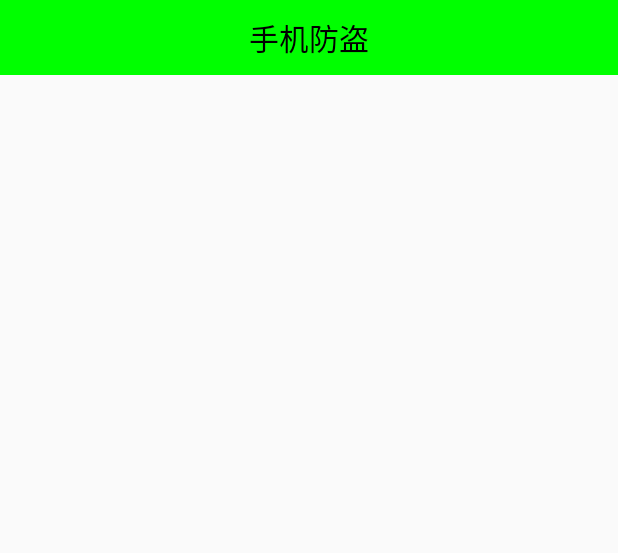
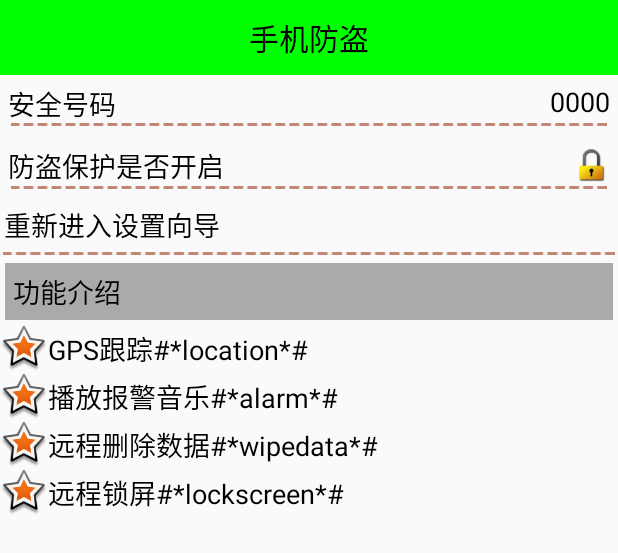
Before and after one commit to gogoDoPeter/mobileSafeSample, an Android app: the layout activity_setup_over.xml on its own in the app's theme, with its tools: preview values and no code run, on a phone screen of 412 x 824 dp. Shown: the top 553 px of the screen. Run offline under Robolectric (Android 15) with nearby library versions, the phone set to English and light mode, and no system bars.

Commit message:
listen sim change and send message to safe number

```diff
--- a/app/src/main/AndroidManifest.xml
+++ b/app/src/main/AndroidManifest.xml
@@ -11,11 +11,12 @@
         两个一起设置才能隐藏标题栏
     -->
     <uses-permission android:name="android.permission.INTERNET" />
-    <uses-permission android:name="android.permission.READ_PHONE_STATE" />
+    <uses-permission android:name="android.permission.SEND_SMS" />
     <uses-permission android:name="android.permission.WRITE_EXTERNAL_STORAGE" /> <!-- 需要动态添加运行时权限 -->
     <uses-permission android:name="android.permission.REQUEST_INSTALL_PACKAGES" />
     <uses-permission android:name="android.permission.READ_PHONE_STATE" />
     <uses-permission android:name="android.permission.READ_CONTACTS" />
+    <uses-permission android:name="android.permission.RECEIVE_BOOT_COMPLETED"></uses-permission>
 
     <application
         android:allowBackup="true"
@@ -42,6 +43,12 @@
         <activity android:name=".activity.Setup3Activity" />
         <activity android:name=".activity.Setup4Activity" />
         <activity android:name=".activity.ContactListActivity" />
+
+        <receiver android:name=".receiver.BootReceiver">
+            <intent-filter>
+                <action android:name="android.intent.action.BOOT_COMPLETED"/>
+            </intent-filter>
+        </receiver>
     </application>
 
 </manifest>
--- a/app/src/main/java/com/lezhitech/mobilesafe/activity/SetupOverActivity.java
+++ b/app/src/main/java/com/lezhitech/mobilesafe/activity/SetupOverActivity.java
@@ -3,6 +3,8 @@
 import android.app.Activity;
 import android.content.Intent;
 import android.os.Bundle;
+import android.view.View;
+import android.widget.TextView;
 
 import com.lezhitech.mobilesafe.R;
 import com.lezhitech.mobilesafe.utils.ConstantValue;
@@ -10,6 +12,10 @@
 
 
 public class SetupOverActivity extends Activity {
+
+    private TextView tv_safe_phone_number;
+    private TextView tv_reset_setup;
+
     @Override
     protected void onCreate( Bundle savedInstanceState) {
         super.onCreate(savedInstanceState);
@@ -21,5 +27,24 @@
             startActivity(intent);
             finish();
         }
+        initUI();
+    }
+
+    /**
+     * 初始化UI
+     */
+    private void initUI() {
+        tv_safe_phone_number = (TextView) findViewById(R.id.tv_safe_phone_number);
+        String safe_phone = SpUtil.getString(this, ConstantValue.SECURITY_PHONE, "");
+        tv_safe_phone_number.setText(safe_phone);
+        tv_reset_setup = ((TextView) findViewById(R.id.tv_reset_setup));
+        tv_reset_setup.setOnClickListener(new View.OnClickListener() {
+            @Override
+            public void onClick(View v) {
+                Intent intent = new Intent(getApplicationContext(), Setup1Activity.class);
+                startActivity(intent);
+                finish();
+            }
+        });
     }
 }
--- a/app/src/main/java/com/lezhitech/mobilesafe/activity/SplashActivity.java
+++ b/app/src/main/java/com/lezhitech/mobilesafe/activity/SplashActivity.java
@@ -78,7 +78,8 @@
             //install package需要动态申请，即使这里先申请了，后面仍然需要申请？
 //            Manifest.permission.REQUEST_INSTALL_PACKAGES
             Manifest.permission.READ_CONTACTS,
-            Manifest.permission.WRITE_CONTACTS
+            Manifest.permission.WRITE_CONTACTS,
+            Manifest.permission.SEND_SMS
     };
 
     private final Handler mHandler = new Handler() {
--- /dev/null
+++ b/app/src/main/java/com/lezhitech/mobilesafe/receiver/BootReceiver.java
@@ -0,0 +1,33 @@
+package com.lezhitech.mobilesafe.receiver;
+
+import android.Manifest;
+import android.content.BroadcastReceiver;
+import android.content.Context;
+import android.content.Intent;
+import android.support.v4.content.ContextCompat;
+import android.telephony.SmsManager;
+import android.telephony.TelephonyManager;
+import android.util.Log;
+
+import com.lezhitech.mobilesafe.utils.ConstantValue;
+import com.lezhitech.mobilesafe.utils.SpUtil;
+
+public class BootReceiver extends BroadcastReceiver {
+    private static final String tag = "BootReceiver";
+
+    @Override
+    public void onReceive(Context context, Intent intent) {
+        Log.i(tag, "Sim change! Alarm...");
+        //1,获取sim卡号
+        TelephonyManager tm = (TelephonyManager) context.getSystemService(Context.TELEPHONY_SERVICE);
+        ContextCompat.checkSelfPermission(context,Manifest.permission.READ_PHONE_STATE);
+        String simSerialNumber = tm.getSimSerialNumber();
+        //2,和sp中保存sim卡号对比
+        String sim_number = SpUtil.getString(context, ConstantValue.SIM_NUMBER, "");
+        if(!sim_number.equals(sim_number)){
+            //3,不一致，发送短信给安全号码
+            SmsManager smsManager = SmsManager.getDefault();
+            smsManager.sendTextMessage("5556",null,"SIM Change,Alarm!",null,null);
+        }
+    }
+}
--- /dev/null
+++ b/app/src/main/res/drawable/reset_setup_bg_press.xml
@@ -0,0 +1,12 @@
+<?xml version="1.0" encoding="utf-8"?>
+<shape xmlns:android="http://schemas.android.com/apk/res/android"
+    android:shape="rectangle">
+    <gradient android:startColor="#cccccc"
+        android:endColor="#ccc"
+        android:angle="135"/>
+    <padding android:left="3dp"
+        android:right="3dp"
+        android:top="3dp"
+        android:bottom="3dp"/>
+    <corners android:radius="8dp"/>
+</shape>
--- /dev/null
+++ b/app/src/main/res/drawable/selector_reset_setup_bg.xml
@@ -0,0 +1,7 @@
+<?xml version="1.0" encoding="utf-8"?>
+<selector xmlns:android="http://schemas.android.com/apk/res/android">
+    <!-- 自己通过xml绘制出来的带圆角背景的图片 -->
+    <item android:state_pressed="true" android:drawable="@drawable/reset_setup_bg_press"/>
+    <!-- 使用android透明色 -->
+    <item android:drawable="@android:color/transparent"/>
+</selector>
--- a/app/src/main/res/layout/activity_setup_over.xml
+++ b/app/src/main/res/layout/activity_setup_over.xml
@@ -1,10 +1,93 @@
 <?xml version="1.0" encoding="utf-8"?>
 <LinearLayout xmlns:android="http://schemas.android.com/apk/res/android"
     android:layout_width="match_parent"
-    android:layout_height="match_parent">
+    android:layout_height="match_parent"
+    android:orientation="vertical">
 
     <TextView
         style="@style/TitleStyle"
         android:text="手机防盗" />
+    <RelativeLayout
+        android:layout_width="match_parent"
+        android:layout_height="wrap_content"
+        android:padding="5dp">
+        <TextView
+            android:id="@+id/tv_safe_phone_number"
+            android:layout_width="wrap_content"
+            android:layout_height="wrap_content"
+            android:text="0000"
+            android:textColor="#000"
+            android:layout_alignParentRight="true"
+            android:textSize="18sp"/>
+        <TextView
+            android:layout_width="wrap_content"
+            android:layout_height="wrap_content"
+            android:textColor="#000"
+            android:text="安全号码"
+            android:textSize="18sp"/>
+        <ImageView
+            android:layout_margin="2dp"
+            android:layout_width="match_parent"
+            android:layout_height="wrap_content"
+            android:background="@drawable/listview_divider"
+            android:layout_below="@id/tv_safe_phone_number"/>
+    </RelativeLayout>
+    <RelativeLayout
+        android:layout_width="match_parent"
+        android:layout_height="wrap_content"
+        android:padding="5dp">
 
+        <TextView
+            android:layout_width="wrap_content"
+            android:layout_height="wrap_content"
+            android:textColor="#000"
+            android:text="防盗保护是否开启"
+            android:textSize="18sp"/>
+        <ImageView
+            android:id="@+id/iv_safe_lock"
+            android:background="@drawable/lock"
+            android:layout_width="25dp"
+            android:layout_height="25dp"
+            android:layout_alignParentRight="true"/>
+        <ImageView
+            android:layout_margin="2dp"
+            android:layout_width="match_parent"
+            android:layout_height="wrap_content"
+            android:background="@drawable/listview_divider"
+            android:layout_below="@id/iv_safe_lock"/>
+    </RelativeLayout>
+    <TextView
+        android:id="@+id/tv_reset_setup"
+        android:layout_width="match_parent"
+        android:layout_height="wrap_content"
+        android:text="重新进入设置向导"
+        android:textSize="18sp"
+        android:textColor="#000"
+        android:background="@drawable/selector_reset_setup_bg"/>
+    <ImageView
+        android:layout_margin="2dp"
+        android:layout_width="match_parent"
+        android:layout_height="wrap_content"
+        android:background="@drawable/listview_divider"/>
+    <TextView
+        android:layout_width="match_parent"
+        android:layout_height="wrap_content"
+        android:layout_margin="3dp"
+        android:text="功能介绍"
+        android:textSize="18sp"
+        android:textColor="#000"
+        android:padding="5dp"
+        android:background="@android:color/darker_gray"/>
+    <TextView
+        style="@style/TextInfoStyle"
+        android:text="GPS跟踪#*location*#"/>
+    <TextView
+        style="@style/TextInfoStyle"
+        android:text="播放报警音乐#*alarm*#"/>
+    <TextView
+        style="@style/TextInfoStyle"
+        android:text="远程删除数据#*wipedata*#"/>
+    <TextView
+        style="@style/TextInfoStyle"
+        android:text="远程锁屏#*lockscreen*#"/>
 </LinearLayout>
```
